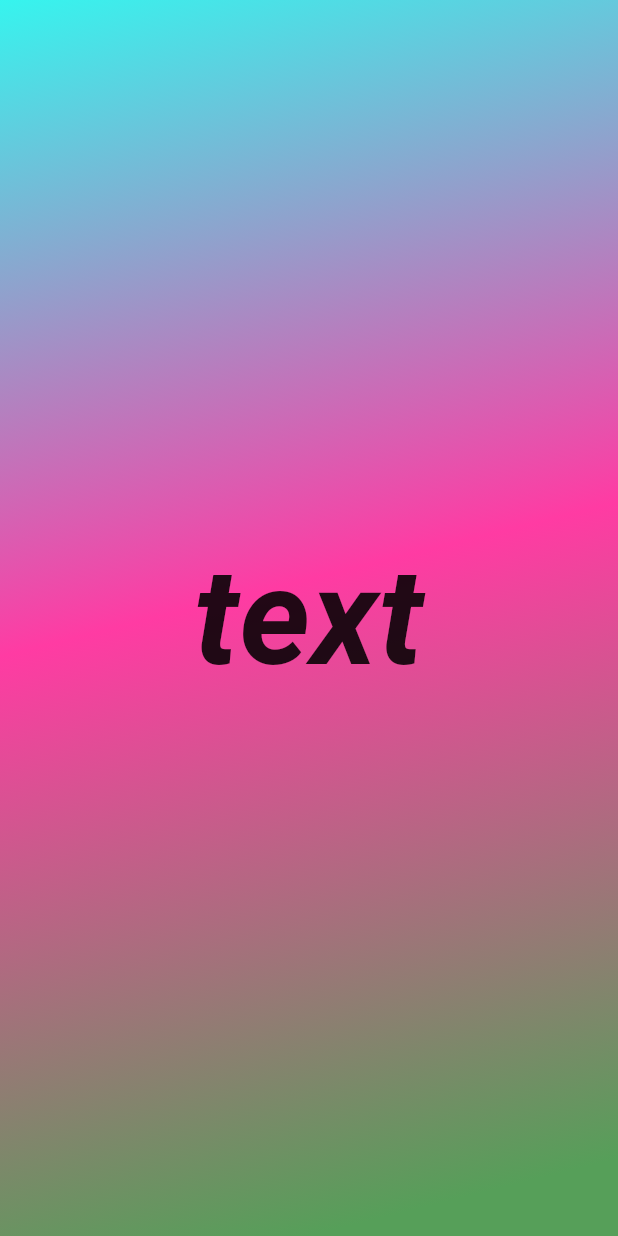
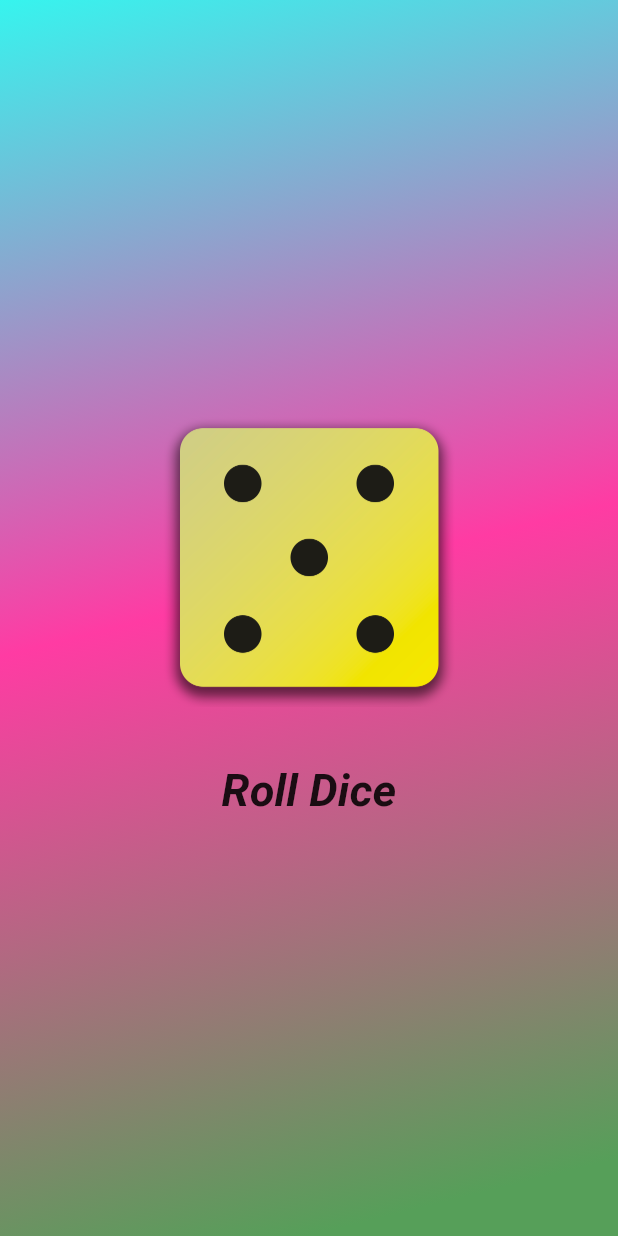
Before and after one commit to Ariumboro730Li/dart_roll_dice, a Flutter app: the screen it shows after launch, on a phone screen of 412 x 824 dp. Run offline on Flutter 3.47's test engine with Material 3 defaults, Android fonts, the phone set to English and light mode, and no system bars; Roboto replaces fonts that are missing (Times New Roman).

Commit message:
dice roll class

```diff
--- /dev/null
+++ b/lib/dice_roller.dart
@@ -0,0 +1,57 @@
+import 'dart:math';
+
+import 'package:flutter/material.dart';
+import 'package:roll_dice_app/styled_text.dart';
+
+class DiceRoller extends StatefulWidget {
+  const DiceRoller({super.key});
+
+  @override
+  State<DiceRoller> createState() {
+    return _DiceRollerState();
+  }
+}
+
+class _DiceRollerState extends State<DiceRoller> {
+  var activeDiceImages = 'assets/images/dice-${Random().nextInt(6) + 1}.png';
+
+  void rollDice() {
+    setState((){
+      activeDiceImages = 'assets/images/dice-${Random().nextInt(6) + 1}.png';
+      debugPrint('activeDiceImages: $activeDiceImages');
+    });
+  }
+
+  @override
+  /// Builds a Container widget with a gradient background
+  /// that transitions from red, to yellow, to green.
+  ///
+  /// The gradient begins at the top right of the container
+  /// and ends at the bottom left.
+  ///
+  /// The Container also has a child Text widget that is
+  /// centered in the Container and displays the text
+  /// "Hello World from Flutter yeah yeahh" in black
+  /// 40-point font with a font family of "Times New Roman".
+  Widget build(context) {
+    return Column(
+      mainAxisSize: MainAxisSize.min,
+      children: [
+        Image.asset(activeDiceImages, width: 200),
+        const SizedBox(height: 30),
+        TextButton(
+          onPressed: rollDice,
+          style: TextButton.styleFrom(
+            foregroundColor: Colors.black87,
+            textStyle: const TextStyle(
+              fontSize: 30,
+              fontWeight: FontWeight.bold,
+              fontStyle: FontStyle.italic,
+            ),
+          ),
+          child: const StyledText('Roll Dice', 30),
+        ),
+      ],
+    );
+  }
+}
--- a/lib/gradient_container.dart
+++ b/lib/gradient_container.dart
@@ -1,5 +1,6 @@
 import 'package:flutter/material.dart';
-import 'package:roll_dice_app/styled_text.dart';
+import 'package:roll_dice_app/dice_roller.dart';
+
 
 // The start and end of the gradient are specified as Alignment objects.
 // The variables are mutable so that they can be changed at runtime.
@@ -18,22 +19,22 @@ import 'package:roll_dice_app/styled_text.dart';
 const startAlignment = Alignment.topLeft;
 const endAlignment = Alignment.bottomCenter;
 
-
 // This is the main application widget.
 class GradientContainer extends StatelessWidget {
+  final List<Color> colors;
 
   // GradientContainer({key}): super(key: key);
   const GradientContainer({
     super.key,
     required this.colors,
-    // required this.text
   });
 
   const GradientContainer.reyelgre({super.key})
-      : colors = const [Color.fromARGB(255, 54, 244, 238), Color.fromARGB(255, 255, 59, 163), Color.fromARGB(255, 86, 159, 89)];
-
-  final List<Color> colors;
-  // final String text;
+    : colors = const [
+        Color.fromARGB(255, 54, 244, 238),
+        Color.fromARGB(255, 255, 59, 163),
+        Color.fromARGB(255, 86, 159, 89),
+      ];
 
   @override
   /// Builds a Container widget with a gradient background
@@ -55,14 +56,13 @@ class GradientContainer extends StatelessWidget {
     return Container(
       decoration: BoxDecoration(
         gradient: LinearGradient(
-          // colors: [Colors.red, Colors.yellow, Colors.green],
           colors: colors,
           begin: startAlignment,
           end: endAlignment,
         ),
       ),
       child: Center(
-        child: StyledText("text", 90),
+        child: DiceRoller(),
       ),
     );
   }
--- a/lib/styled_text.dart
+++ b/lib/styled_text.dart
@@ -15,9 +15,7 @@ class StyledText extends StatelessWidget {
       style: TextStyle(
         fontSize: sizeFont,
         color: Colors.black87,
-        fontFamily: "Times New Roman",
         fontWeight: FontWeight.bold,
-        fontStyle: FontStyle.italic,
       ),
       textAlign: TextAlign.center,
     );
```
